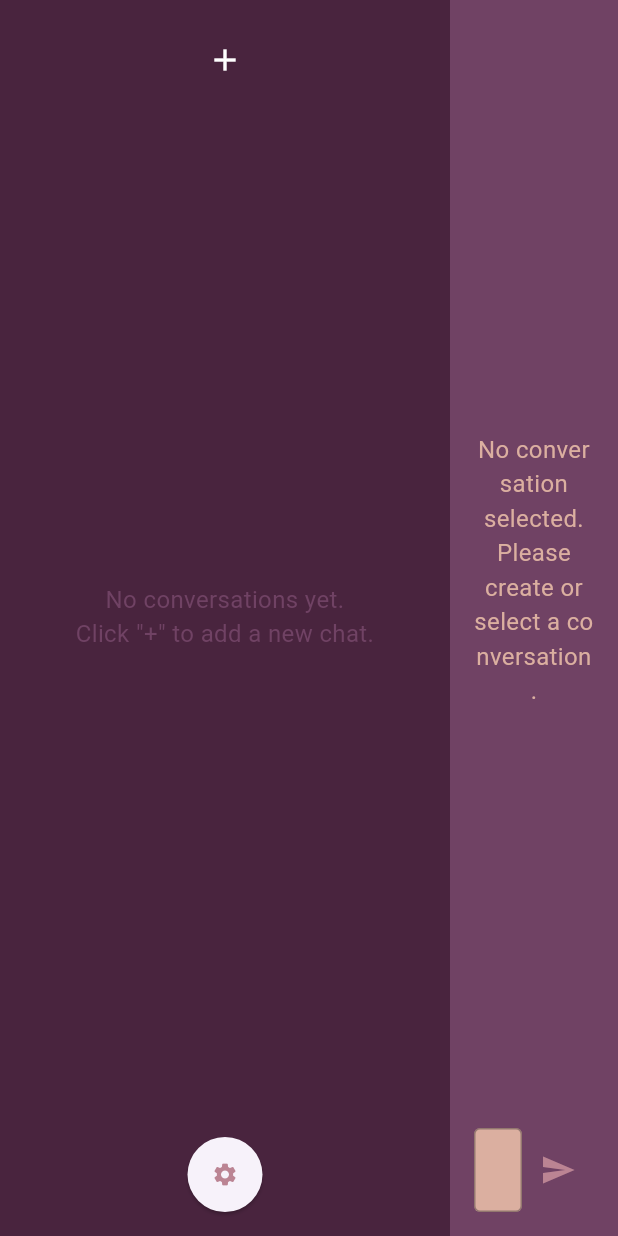
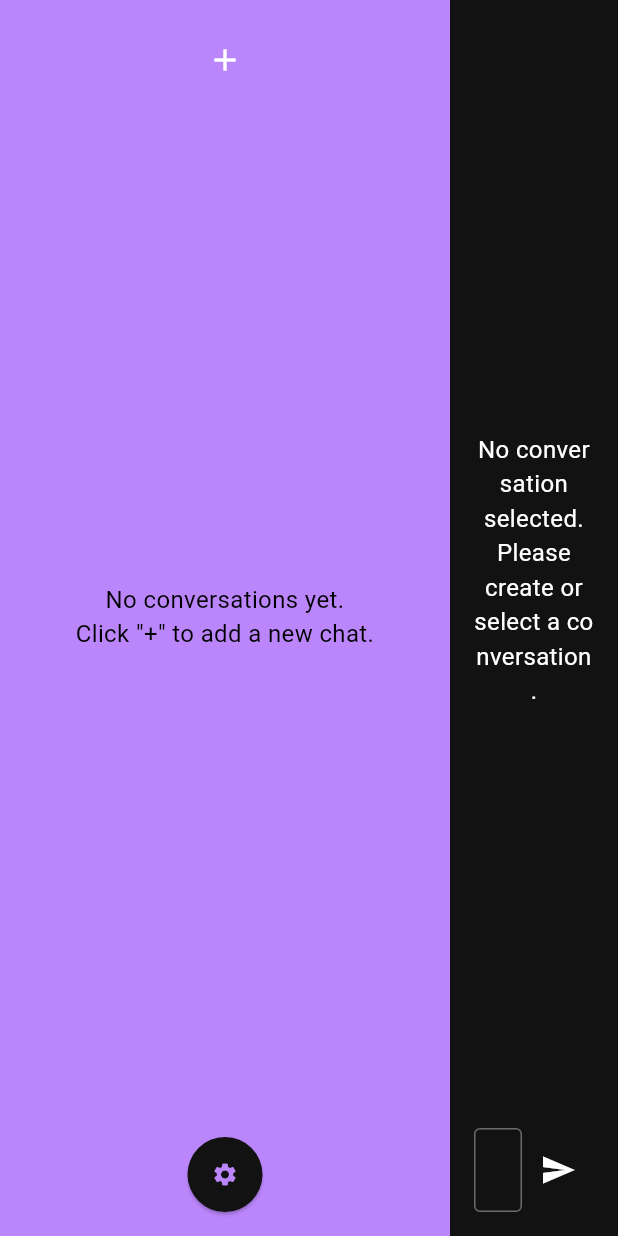
Before and after one commit to thenry42/Promptly, a Flutter app: the screen it shows after launch, on a phone screen of 412 x 824 dp. Run offline on Flutter 3.47's test engine with Material 3 defaults, Android fonts, the phone set to English and light mode, and no system bars; our stand-ins replace flutter_dotenv; missing offline and left inert: dart_openai, ollama_dart.

Commit message:
color chnages and timeout on openaai request

```diff
--- a/promptly_app/lib/main.dart
+++ b/promptly_app/lib/main.dart
@@ -13,7 +13,7 @@ class MyApp extends StatelessWidget {
     return MaterialApp(
       debugShowCheckedModeBanner: false,
       title: 'Promptly',
-      theme: ThemeData(),
+      theme: ThemeData(colorScheme: const ColorScheme.dark()),
       home: const LLMInteractionPage(),
     );
   }
--- a/promptly_app/lib/screens/chat_area.dart
+++ b/promptly_app/lib/screens/chat_area.dart
@@ -2,7 +2,7 @@ import 'package:flutter/material.dart';
 import '../models/conversation.dart';
 import '../widgets/chat_message_widget.dart';
 import '../widgets/loading_indicator_widget.dart';
-import '../widgets/colors.dart';
+//import '../widgets/colors.dart';
 
 class ChatArea extends StatelessWidget {
   final List<Conversation> conversations;
@@ -26,7 +26,7 @@ class ChatArea extends StatelessWidget {
     final bool hasConversation = conversations.isNotEmpty && selectedConversationIndex < conversations.length;
 
     return Container(
-      color: AppColors.primarylight, // Set the background color to black
+      color: Theme.of(context).colorScheme.surface,
       padding: const EdgeInsets.all(16.0),
       child: Column(
         crossAxisAlignment: CrossAxisAlignment.start,
@@ -46,11 +46,11 @@ class ChatArea extends StatelessWidget {
               ),
             )
           else
-            const Expanded(
+            Expanded(
               child: Center(
                 child: Text(
                   'No conversation selected. Please create or select a conversation.',
-                  style: TextStyle(fontSize: 16, color: AppColors.secondarylight),
+                  style: TextStyle(fontSize: 16, color: Theme.of(context).colorScheme.onSurface),
                   textAlign: TextAlign.center,
                 ),
               ),
@@ -64,16 +64,16 @@ class ChatArea extends StatelessWidget {
                   controller: controller,
                   enabled: hasConversation && !isSending, // Disable when no conversation or sending
                   maxLines: null,
-                  style: const TextStyle(
-                    color: AppColors.primary
+                  style: TextStyle(
+                    color: Theme.of(context).colorScheme.onSurface,
                   ),
-                  decoration: const InputDecoration(
+                  decoration: InputDecoration(
                     labelText: 'Enter your message',
-                    labelStyle: TextStyle(color: AppColors.primary),
+                    labelStyle: TextStyle(color: Theme.of(context).colorScheme.onSurface),
                     floatingLabelBehavior: FloatingLabelBehavior.never,
                     border: OutlineInputBorder(),
                     // Optional: Change the input field background to a lighter color
-                    fillColor: AppColors.secondarylight,
+                    fillColor: Theme.of(context).colorScheme.surface,
                     filled: true,
                   ),
                   textInputAction: TextInputAction.send,
@@ -85,7 +85,7 @@ class ChatArea extends StatelessWidget {
                 ),
               ),
               IconButton(
-                icon: const Icon(Icons.send, color: AppColors.secondary),
+                icon: Icon(Icons.send, color: Theme.of(context).colorScheme.onSurface),
                 onPressed: (hasConversation && !isSending && onSendMessage != null)
                     ? onSendMessage
                     : null, // Disable button when not valid
--- a/promptly_app/lib/screens/conversation_panel.dart
+++ b/promptly_app/lib/screens/conversation_panel.dart
@@ -21,7 +21,7 @@ class ConversationPanel extends StatelessWidget {
   @override
   Widget build(BuildContext context) {
     return Container(
-      color: AppColors.primary,
+      color: Theme.of(context).colorScheme.primary,
       child: Column(
         children: [
           const SizedBox(height: 16),
@@ -36,12 +36,12 @@ class ConversationPanel extends StatelessWidget {
           const SizedBox(height: 16),
           Expanded(
             child: conversations.isEmpty
-                ? const Center(
+                ? Center(
                     child: Text(
                       'No conversations yet.\nClick "+" to add a new chat.',
                       textAlign: TextAlign.center,
                       style: TextStyle(
-                        color: AppColors.primarylight,
+                        color: Theme.of(context).colorScheme.onPrimary,
                         fontSize: 16,
                       ),
                     ),
@@ -70,7 +70,7 @@ class ConversationPanel extends StatelessWidget {
                 shape: const CircleBorder(),
                 padding: const EdgeInsets.all(16.0),
               ),
-              child: const Icon(Icons.settings, color: AppColors.secondary),
+              child: Icon(Icons.settings, color: Theme.of(context).colorScheme.primary),
             ),
           ),
         ],
--- a/promptly_app/lib/services/open_ai_completion.dart
+++ b/promptly_app/lib/services/open_ai_completion.dart
@@ -23,7 +23,7 @@ Future<String> generateOpenAICompletion({
       messages: [
         userMessage
       ],
-    );
+    ).timeout(const Duration(seconds: 200));
 
     if (chatCompletion.choices.isNotEmpty && chatCompletion.choices[0].message.content!.isNotEmpty) {
       return chatCompletion.choices[0].message.content![0].text.toString();
--- a/promptly_app/lib/widgets/chat_message_widget.dart
+++ b/promptly_app/lib/widgets/chat_message_widget.dart
@@ -15,7 +15,7 @@ class ChatMessageWidget extends StatelessWidget {
         margin: const EdgeInsets.symmetric(vertical: 4),
         padding: const EdgeInsets.all(10),
         decoration: BoxDecoration(
-          color: message.sender == 'User' ? AppColors.primary : AppColors.primary,
+          color: message.sender == 'User' ? Theme.of(context).colorScheme.onSecondary : Theme.of(context).colorScheme.onPrimary,
           borderRadius: BorderRadius.circular(8),
         ),
         child: Text(
--- a/promptly_app/lib/widgets/colors.dart
+++ b/promptly_app/lib/widgets/colors.dart
@@ -1,8 +1,10 @@
 import 'package:flutter/material.dart';
 
 class AppColors {
-  static const Color primary = Color(0xFF49243E); //
-  static const Color primarylight = Color(0xFF704264); //
-  static const Color secondary = Color(0xFFBB8493); //
-  static const Color secondarylight = Color(0xFFDBAFA0); //
+  /*
+  static const Color primary = Color(0xFF49243E);
+  static const Color primarylight = Color(0xFF704264);
+  static const Color secondary = Color(0xFFBB8493);
+  static const Color secondarylight = Color(0xFFDBAFA0);
+  */
 }
```
Also changed, not shown: promptly_app/lib/widgets/conversation_list_tile.dart (+5 -5 lines).
